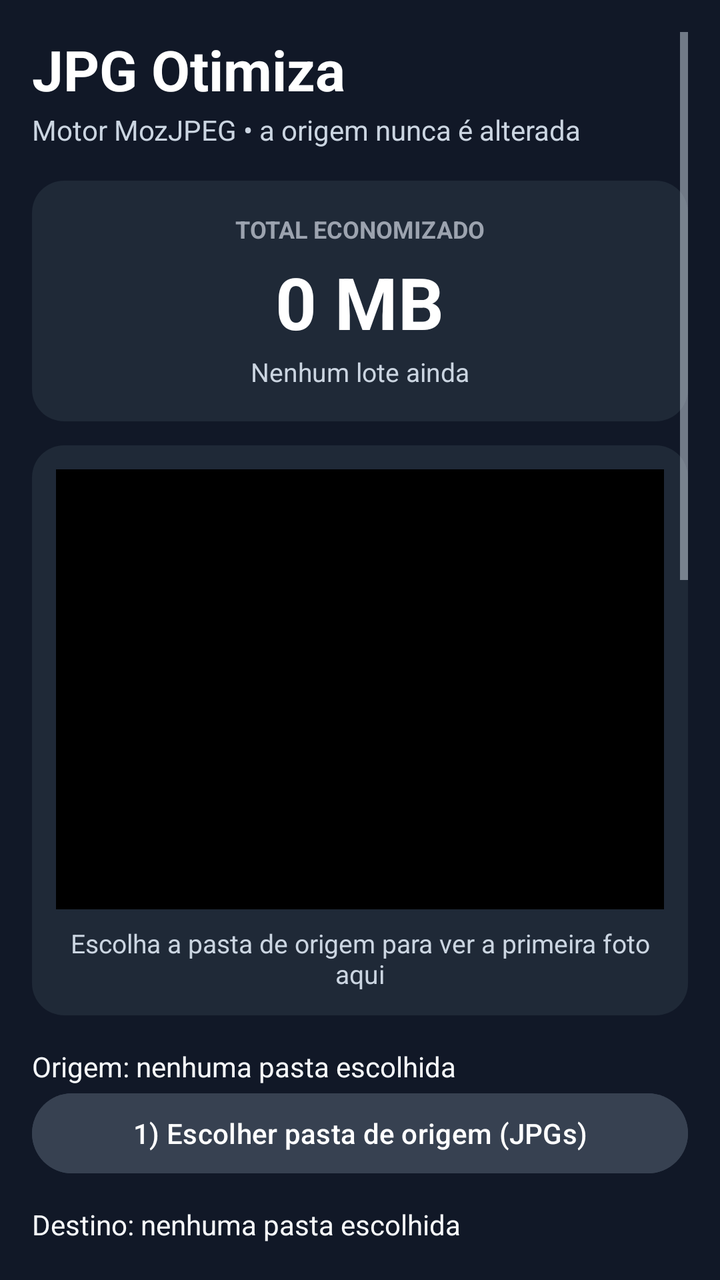
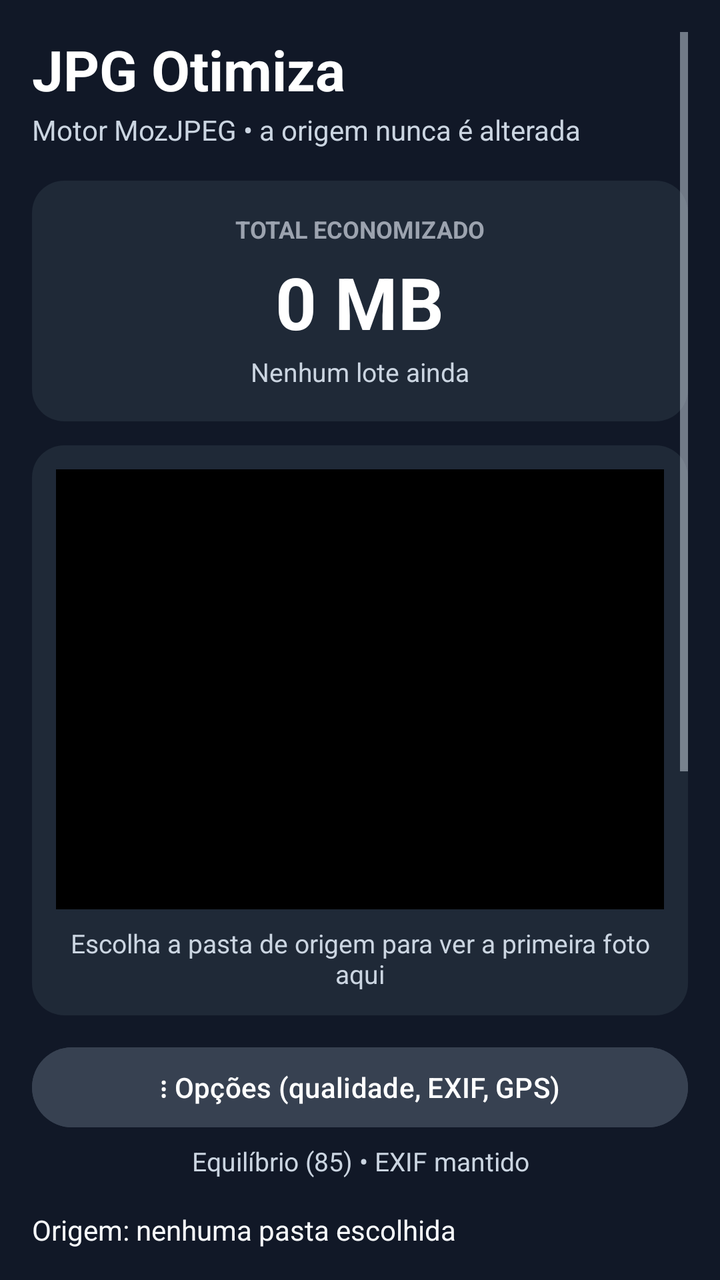

An Android layout rendered at two revisions. The XML below is the earlier revision; the diff shows what the commit changed to produce the second picture.
<!-- AndroidManifest.xml: application theme Theme.JpgOtimiza -->
<!-- res/layout/activity_main.xml -->
<?xml version="1.0" encoding="utf-8"?>
<ScrollView xmlns:android="http://schemas.android.com/apk/res/android"
    android:layout_width="match_parent"
    android:layout_height="match_parent"
    android:background="#111827"
    android:padding="16dp">

    <LinearLayout
        android:layout_width="match_parent"
        android:layout_height="wrap_content"
        android:orientation="vertical">

        <TextView
            android:layout_width="match_parent"
            android:layout_height="wrap_content"
            android:text="JPG Otimiza"
            android:textColor="#FFFFFF"
            android:textSize="28sp"
            android:textStyle="bold" />

        <TextView
            android:layout_width="match_parent"
            android:layout_height="wrap_content"
            android:layout_marginTop="2dp"
            android:text="Motor MozJPEG • a origem nunca é alterada"
            android:textColor="#CBD5E1"
            android:textSize="14sp" />

        
        <LinearLayout
            android:layout_width="match_parent"
            android:layout_height="wrap_content"
            android:layout_marginTop="16dp"
            android:background="@drawable/card_dark"
            android:gravity="center_horizontal"
            android:orientation="vertical"
            android:padding="16dp">

            <TextView
                android:layout_width="wrap_content"
                android:layout_height="wrap_content"
                android:text="TOTAL ECONOMIZADO"
                android:textColor="#9CA3AF"
                android:textSize="12sp"
                android:textStyle="bold" />

            <TextView
                android:id="@+id/txtSavedTotal"
                android:layout_width="wrap_content"
                android:layout_height="wrap_content"
                android:layout_marginTop="4dp"
                android:text="0 MB"
                android:textColor="#FFFFFF"
                android:textSize="36sp"
                android:textStyle="bold" />

            <TextView
                android:id="@+id/txtSavedDetail"
                android:layout_width="wrap_content"
                android:layout_height="wrap_content"
                android:layout_marginTop="2dp"
                android:text="Nenhum lote ainda"
                android:textColor="#CBD5E1"
                android:textSize="13sp" />
        </LinearLayout>

        
        <LinearLayout
            android:layout_width="match_parent"
            android:layout_height="wrap_content"
            android:layout_marginTop="12dp"
            android:background="@drawable/card_dark"
            android:orientation="vertical"
            android:padding="12dp">

            <ImageView
                android:id="@+id/imgPreview"
                android:layout_width="match_parent"
                android:layout_height="220dp"
                android:background="#000000"
                android:contentDescription="Prévia da primeira foto da pasta de origem"
                android:scaleType="centerCrop" />

            <TextView
                android:id="@+id/txtPreviewHint"
                android:layout_width="match_parent"
                android:layout_height="wrap_content"
                android:layout_marginTop="8dp"
                android:gravity="center_horizontal"
                android:text="Escolha a pasta de origem para ver a primeira foto aqui"
                android:textColor="#CBD5E1"
                android:textSize="13sp" />
        </LinearLayout>

        <TextView
            android:id="@+id/txtSource"
            android:layout_width="match_parent"
            android:layout_height="wrap_content"
            android:layout_marginTop="16dp"
            android:text="Origem: nenhuma pasta escolhida"
            android:textColor="#F8FAFC" />

        <Button
            android:id="@+id/btnSource"
            android:layout_width="match_parent"
            android:layout_height="wrap_content"
            android:backgroundTint="#374151"
            android:text="1) Escolher pasta de origem (JPGs)"
            android:textColor="#FFFFFF" />

        <TextView
            android:id="@+id/txtDest"
            android:layout_width="match_parent"
            android:layout_height="wrap_content"
            android:layout_marginTop="12dp"
            android:text="Destino: nenhuma pasta escolhida"
            android:textColor="#F8FAFC" />

        <Button
            android:id="@+id/btnDest"
            android:layout_width="match_parent"
            android:layout_height="wrap_content"
            android:backgroundTint="#374151"
            android:text="2) Escolher pasta de destino"
            android:textColor="#FFFFFF" />

        <TextView
            android:layout_width="match_parent"
            android:layout_height="wrap_content"
            android:layout_marginTop="16dp"
            android:text="Qualidade (fixa por modo, sem análise perceptual por foto)"
            android:textColor="#FFFFFF"
            android:textStyle="bold" />

        <RadioGroup
            android:id="@+id/radioGroupMode"
            android:layout_width="match_parent"
            android:layout_height="wrap_content">

            <RadioButton
                android:id="@+id/rdoQualidade"
                android:layout_width="match_parent"
                android:layout_height="wrap_content"
                android:text="Qualidade (92) — menos economia, mais segurança"
                android:textColor="#F8FAFC" />

            <RadioButton
                android:id="@+id/rdoEquilibrio"
                android:layout_width="match_parent"
                android:layout_height="wrap_content"
                android:checked="true"
                android:text="Equilíbrio (85) — recomendado para entrega"
                android:textColor="#F8FAFC" />

            <RadioButton
                android:id="@+id/rdoLeve"
                android:layout_width="match_parent"
                android:layout_height="wrap_content"
                android:text="Leve (75) — máxima economia, olhe antes de entregar"
                android:textColor="#F8FAFC" />
        </RadioGroup>

        <TextView
            android:layout_width="match_parent"
            android:layout_height="wrap_content"
            android:layout_marginTop="12dp"
            android:text="Motor"
            android:textColor="#FFFFFF"
            android:textStyle="bold" />

        <RadioGroup
            android:id="@+id/radioGroupEngine"
            android:layout_width="match_parent"
            android:layout_height="wrap_content">

            <RadioButton
                android:id="@+id/rdoMozJpeg"
                android:layout_width="match_parent"
                android:layout_height="wrap_content"
                android:checked="true"
                android:text="MozJPEG (nativo) — menor arquivo na mesma qualidade"
                android:textColor="#F8FAFC" />

            <RadioButton
                android:id="@+id/rdoAndroid"
                android:layout_width="match_parent"
                android:layout_height="wrap_content"
                android:text="Android (padrão) — igual à v0.1"
                android:textColor="#F8FAFC" />
        </RadioGroup>

        <TextView
            android:id="@+id/txtEngine"
            android:layout_width="match_parent"
            android:layout_height="wrap_content"
            android:layout_marginTop="4dp"
            android:text=""
            android:textColor="#CBD5E1" />

        <CheckBox
            android:id="@+id/chkExif"
            android:layout_width="match_parent"
            android:layout_height="wrap_content"
            android:layout_marginTop="8dp"
            android:checked="true"
            android:text="Manter EXIF (câmera, data, lente)"
            android:textColor="#F8FAFC" />

        <CheckBox
            android:id="@+id/chkNoGps"
            android:layout_width="match_parent"
            android:layout_height="wrap_content"
            android:text="Remover localização GPS do EXIF"
            android:textColor="#F8FAFC" />

        <Button
            android:id="@+id/btnAnalyze"
            android:layout_width="match_parent"
            android:layout_height="wrap_content"
            android:layout_marginTop="16dp"
            android:backgroundTint="#374151"
            android:text="Analisar pasta"
            android:textColor="#FFFFFF" />

        <Button
            android:id="@+id/btnOptimize"
            android:layout_width="match_parent"
            android:layout_height="wrap_content"
            android:backgroundTint="#DC2626"
            android:text="OTIMIZAR LOTE"
            android:textColor="#FFFFFF"
            android:textStyle="bold" />

        <ProgressBar
            android:id="@+id/progress"
            style="?android:attr/progressBarStyleHorizontal"
            android:layout_width="match_parent"
            android:layout_height="wrap_content"
            android:layout_marginTop="8dp"
            android:max="100"
            android:progressTint="#DC2626" />

        <TextView
            android:id="@+id/txtStatus"
            android:layout_width="match_parent"
            android:layout_height="wrap_content"
            android:layout_marginTop="8dp"
            android:text="Pronto."
            android:textColor="#F8FAFC" />

        <TextView
            android:id="@+id/txtCurrent"
            android:layout_width="match_parent"
            android:layout_height="wrap_content"
            android:layout_marginTop="4dp"
            android:text=""
            android:textColor="#CBD5E1" />

        <TextView
            android:id="@+id/txtSummary"
            android:layout_width="match_parent"
            android:layout_height="wrap_content"
            android:layout_marginTop="12dp"
            android:text=""
            android:textColor="#F8FAFC" />

        <TextView
            android:layout_width="match_parent"
            android:layout_height="wrap_content"
            android:layout_marginTop="16dp"
            android:text="Teste primeiro com uma pasta-cópia pequena, não direto na pasta original do evento. Confira o resultado em 100% antes de entregar. Mantenha o app aberto durante o lote."
            android:textColor="#CBD5E1" />

    </LinearLayout>
</ScrollView>
<!-- resources referenced by this layout -->
<resources>
  <!-- drawable card_dark (drawable) -->
  <?xml version="1.0" encoding="utf-8"?>
  <shape xmlns:android="http://schemas.android.com/apk/res/android"
      android:shape="rectangle">
      <solid android:color="#1F2937" />
      <corners android:radius="16dp" />
  </shape>
  <style name="Theme.JpgOtimiza" parent="Theme.Material3.Dark.NoActionBar">
          <item name="colorPrimary">#DC2626</item>
          <item name="colorOnPrimary">#FFFFFF</item>
          <item name="colorPrimaryDark">#111827</item>
          <item name="colorAccent">#DC2626</item>
          <item name="android:windowBackground">#111827</item>
          <item name="android:textColor">#F8FAFC</item>
          <item name="android:textColorSecondary">#CBD5E1</item>
      </style>
</resources>

<!-- the commit's change to res/layout/activity_main.xml (unified diff, before → after) -->
@@ -92,6 +92,25 @@
                 android:textSize="13sp" />
         </LinearLayout>
 
+        <Button
+            android:id="@+id/btnOptions"
+            android:layout_width="match_parent"
+            android:layout_height="wrap_content"
+            android:layout_marginTop="12dp"
+            android:backgroundTint="#374151"
+            android:text="⋮ Opções (qualidade, EXIF, GPS)"
+            android:textColor="#FFFFFF" />
+
+        <TextView
+            android:id="@+id/txtOptionsSummary"
+            android:layout_width="match_parent"
+            android:layout_height="wrap_content"
+            android:layout_marginTop="4dp"
+            android:gravity="center_horizontal"
+            android:text="Equilíbrio (85) • EXIF mantido"
+            android:textColor="#CBD5E1"
+            android:textSize="13sp" />
+
         <TextView
             android:id="@+id/txtSource"
             android:layout_width="match_parent"
@@ -124,94 +143,7 @@
             android:text="2) Escolher pasta de destino"
             android:textColor="#FFFFFF" />
 
-        <TextView
-            android:layout_width="match_parent"
-            android:layout_height="wrap_content"
-            android:layout_marginTop="16dp"
-            android:text="Qualidade (fixa por modo, sem análise perceptual por foto)"
-            android:textColor="#FFFFFF"
-            android:textStyle="bold" />
-
-        <RadioGroup
-            android:id="@+id/radioGroupMode"
-            android:layout_width="match_parent"
-            android:layout_height="wrap_content">
-
-            <RadioButton
-                android:id="@+id/rdoQualidade"
-                android:layout_width="match_parent"
-                android:layout_height="wrap_content"
-                android:text="Qualidade (92) — menos economia, mais segurança"
-                android:textColor="#F8FAFC" />
-
-            <RadioButton
-                android:id="@+id/rdoEquilibrio"
-                android:layout_width="match_parent"
-                android:layout_height="wrap_content"
-                android:checked="true"
-                android:text="Equilíbrio (85) — recomendado para entrega"
-                android:textColor="#F8FAFC" />
-
-            <RadioButton
-                android:id="@+id/rdoLeve"
-                android:layout_width="match_parent"
-                android:layout_height="wrap_content"
-                android:text="Leve (75) — máxima economia, olhe antes de entregar"
-                android:textColor="#F8FAFC" />
-        </RadioGroup>
-
-        <TextView
-            android:layout_width="match_parent"
-            android:layout_height="wrap_content"
-            android:layout_marginTop="12dp"
-            android:text="Motor"
-            android:textColor="#FFFFFF"
-            android:textStyle="bold" />
-
-        <RadioGroup
-            android:id="@+id/radioGroupEngine"
-            android:layout_width="match_parent"
-            android:layout_height="wrap_content">
-
-            <RadioButton
-                android:id="@+id/rdoMozJpeg"
-                android:layout_width="match_parent"
-                android:layout_height="wrap_content"
-                android:checked="true"
-                android:text="MozJPEG (nativo) — menor arquivo na mesma qualidade"
-                android:textColor="#F8FAFC" />
-
-            <RadioButton
-                android:id="@+id/rdoAndroid"
-                android:layout_width="match_parent"
-                android:layout_height="wrap_content"
-                android:text="Android (padrão) — igual à v0.1"
-                android:textColor="#F8FAFC" />
-        </RadioGroup>
-
-        <TextView
-            android:id="@+id/txtEngine"
-            android:layout_width="match_parent"
-            android:layout_height="wrap_content"
-            android:layout_marginTop="4dp"
-            android:text=""
-            android:textColor="#CBD5E1" />
-
-        <CheckBox
-            android:id="@+id/chkExif"
-            android:layout_width="match_parent"
-            android:layout_height="wrap_content"
-            android:layout_marginTop="8dp"
-            android:checked="true"
-            android:text="Manter EXIF (câmera, data, lente)"
-            android:textColor="#F8FAFC" />
-
-        <CheckBox
-            android:id="@+id/chkNoGps"
-            android:layout_width="match_parent"
-            android:layout_height="wrap_content"
-            android:text="Remover localização GPS do EXIF"
-            android:textColor="#F8FAFC" />
+
 
         <Button
             android:id="@+id/btnAnalyze"
